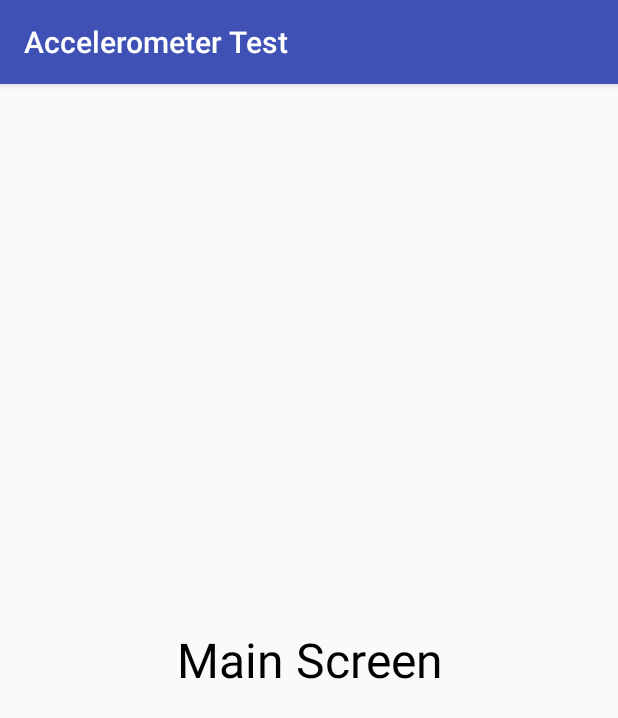
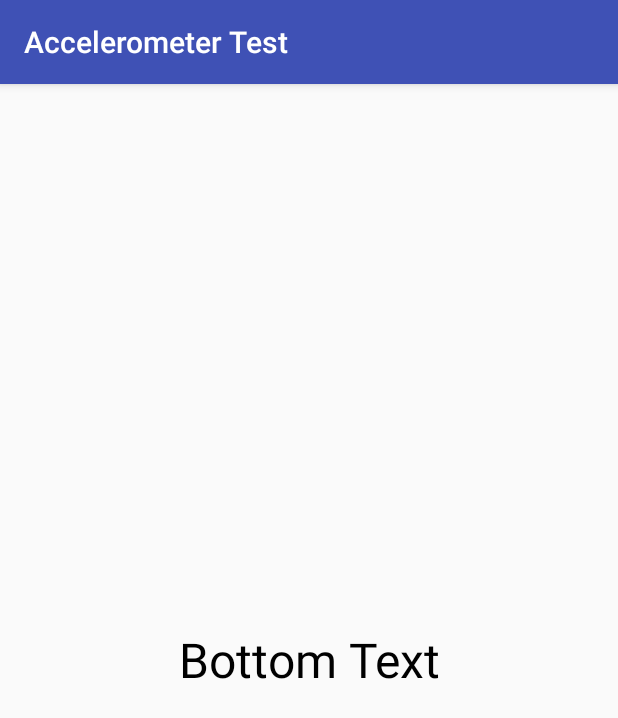
Before and after one commit to thebitspud/android-accelerometer, an Android app: the screen it shows after launch (MainActivity), on a phone screen of 412 x 824 dp. Shown: the top 718 px of the screen. Run offline under Robolectric (Android 15) with nearby library versions, the phone set to English and light mode, and no system bars.

```diff
--- a/app/src/main/res/layout/activity_main.xml
+++ b/app/src/main/res/layout/activity_main.xml
@@ -5,11 +5,11 @@
     android:orientation="vertical">
 
     <TextView
-        android:id="@+id/textView"
+        android:id="@+id/main_text"
         android:layout_width="match_parent"
         android:layout_height="match_parent"
         android:gravity="center"
-        android:text="Main Screen"
+        android:text="Bottom Text"
         android:textColor="@android:color/black"
         android:textSize="32sp"/>
 </LinearLayout>
```
Also changed, not shown: app/src/main/java/net/thebitspud/accelerometertest/MainActivity.java (+14 -14 lines), 2 other files.
